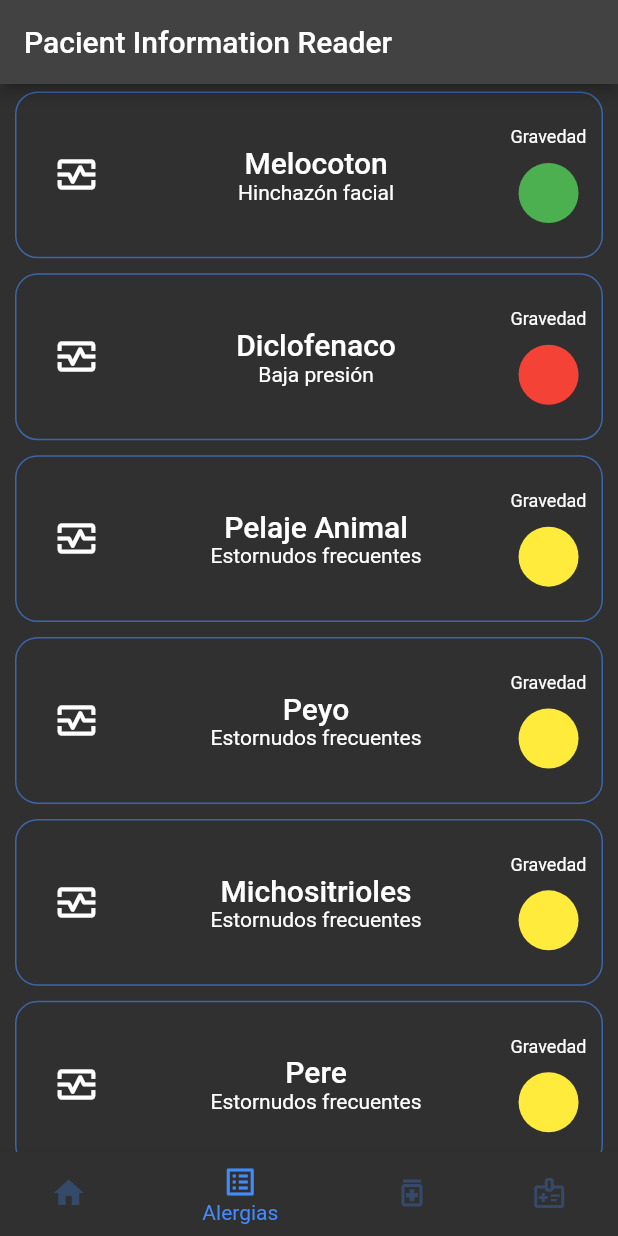
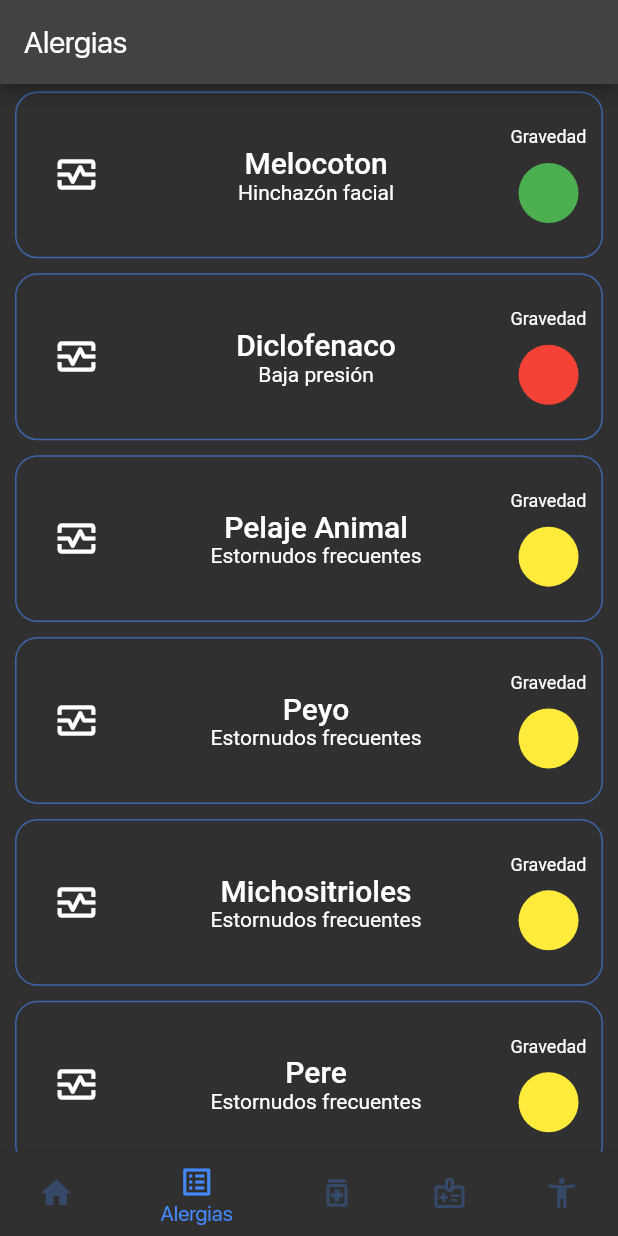
Before and after one commit to TheSebasx11/security-nfc, a Flutter app: the DoctorReadScreen screen opened directly, item 2 of the bottom bar chosen, on a phone screen of 412 x 824 dp. Run offline on Flutter 3.47's test engine with Material 2 defaults, Android fonts, the phone set to English and light mode, and no system bars; missing offline and left inert: nfc_manager, responsive_grid_list, web3dart; accounts and stored records are empty; network calls fail; statements that could not run were skipped.

```diff
--- a/lib/components/index.dart
+++ b/lib/components/index.dart
@@ -5,3 +5,4 @@ export 'alergia_widget.dart';
 export 'custom_list_widget.dart';
 export 'medicamento_widget.dart';
 export 'afecciones_widget.dart';
+export 'cita_widget.dart';
--- a/lib/screens/doctor_screens/doctor_screen.dart
+++ b/lib/screens/doctor_screens/doctor_screen.dart
@@ -12,7 +12,7 @@ class DoctorReadScreen extends StatefulWidget {
 
 class _DoctorReadScreenState extends State<DoctorReadScreen> {
   int _tabIndex = 0;
-
+  String title = "";
   final Map<String, List> generalInfomationData = {
     "Nombre": ["Sebastian", Icons.abc],
     "Nombre 2": ["Alfonsino", Icons.abc],
@@ -38,16 +38,30 @@ class _DoctorReadScreenState extends State<DoctorReadScreen> {
     "Karli": ["Estornudos frecuentes", "Media"],
   };
 
+  List<BottomNavigationBarItem> barItems = const [
+    BottomNavigationBarItem(icon: Icon(Icons.home), label: "Hogar"),
+    BottomNavigationBarItem(icon: Icon(Icons.list_alt), label: "Alergias"),
+    BottomNavigationBarItem(
+        icon: Icon(Icons.medication_outlined), label: "Medicamentos"),
+    BottomNavigationBarItem(
+        icon: Icon(Icons.medical_information_outlined), label: "Afecciones"),
+    BottomNavigationBarItem(
+        icon: Icon(Icons.accessibility_new_sharp), label: "Citas"),
+  ];
+
   @override
   Widget build(BuildContext context) {
     ThemeData theme = Theme.of(context);
     return Scaffold(
       appBar: AppBar(
-        title: const Text('Pacient Information Reader'),
+        title: Text(_tabIndex == 0
+            ? "Pacient Information Reader"
+            : barItems[_tabIndex].label!),
       ),
       body: widgetsList(_tabIndex, dataSet: [
         generalInfomationData,
         alergiasInformationData,
+        generalInfomationData,
         generalInfomationData,
         generalInfomationData
       ]),
@@ -55,16 +69,7 @@ class _DoctorReadScreenState extends State<DoctorReadScreen> {
         fixedColor: theme.primaryColor,
         unselectedItemColor: theme.primaryColor
             .withAlpha(theme.brightness == Brightness.light ? 180 : 70),
-        items: const [
-          BottomNavigationBarItem(icon: Icon(Icons.home), label: "Hogar"),
-          BottomNavigationBarItem(
-              icon: Icon(Icons.list_alt), label: "Alergias"),
-          BottomNavigationBarItem(
-              icon: Icon(Icons.medication_outlined), label: "Medicamentos"),
-          BottomNavigationBarItem(
-              icon: Icon(Icons.medical_information_outlined),
-              label: "Afecciones"),
-        ],
+        items: barItems,
         currentIndex: _tabIndex,
         onTap: (value) {
           setState(() {
```
Also changed, not shown: lib/components/cita_widget.dart (added, +41 -0 lines), lib/components/doctor_widgets.dart (+11 -1 lines), lib/components/infor_card.dart (+6 -6 lines), lib/main.dart (+29 -15 lines).
